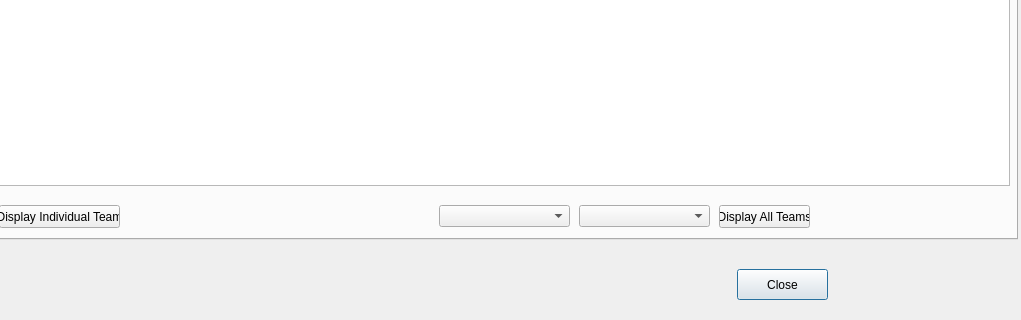
The window that cs1dBaseballProject/databaseViewer.ui (Shyormu/Runtime-Error) describes before a commit, drawn with Qt 5; both pictures show x 253 to 1274 and y 271 to 591 of the 1274 by 591 pixel window.
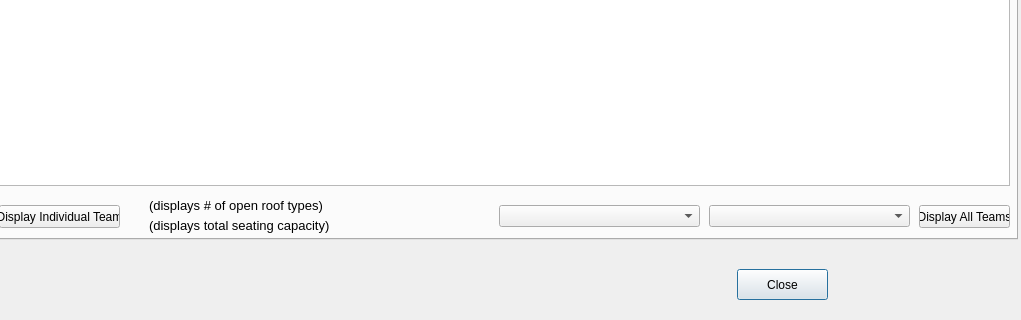
The same window after the commit.

Commit message: completed user stories 1-10

Patch:
```diff
--- a/cs1dBaseballProject/databaseViewer.ui
+++ b/cs1dBaseballProject/databaseViewer.ui
@@ -97,22 +97,28 @@
     <widget class="QComboBox" name="leagueSelectBox">
      <property name="geometry">
       <rect>
-       <x>690</x>
+       <x>750</x>
        <y>450</y>
-       <width>131</width>
+       <width>201</width>
        <height>22</height>
       </rect>
      </property>
+     <property name="editable">
+      <bool>false</bool>
+     </property>
+     <property name="currentText">
+      <string>Select a filter...</string>
+     </property>
      <property name="placeholderText">
-      <string>Select a league...</string>
+      <string>Select a filter...</string>
      </property>
     </widget>
     <widget class="QComboBox" name="sortSelectBox">
      <property name="geometry">
       <rect>
-       <x>830</x>
+       <x>960</x>
        <y>450</y>
-       <width>131</width>
+       <width>201</width>
        <height>22</height>
       </rect>
      </property>
@@ -126,7 +132,7 @@
     <widget class="QPushButton" name="displayAllButton">
      <property name="geometry">
       <rect>
-       <x>970</x>
+       <x>1170</x>
        <y>450</y>
        <width>91</width>
        <height>23</height>
@@ -146,6 +152,48 @@
       </rect>
      </property>
     </widget>
+    <widget class="QLabel" name="roofLabel">
+     <property name="geometry">
+      <rect>
+       <x>400</x>
+       <y>440</y>
+       <width>321</width>
+       <height>20</height>
+      </rect>
+     </property>
+     <property name="font">
+      <font>
+       <pointsize>10</pointsize>
+      </font>
+     </property>
+     <property name="text">
+      <string>(displays # of open roof types)</string>
+     </property>
+     <property name="alignment">
+      <set>Qt::AlignLeading|Qt::AlignLeft|Qt::AlignVCenter</set>
+     </property>
+    </widget>
+    <widget class="QLabel" name="seatingLabel">
+     <property name="geometry">
+      <rect>
+       <x>400</x>
+       <y>460</y>
+       <width>321</width>
+       <height>20</height>
+      </rect>
+     </property>
+     <property name="font">
+      <font>
+       <pointsize>10</pointsize>
+      </font>
+     </property>
+     <property name="text">
+      <string>(displays total seating capacity)</string>
+     </property>
+     <property name="alignment">
+      <set>Qt::AlignLeading|Qt::AlignLeft|Qt::AlignVCenter</set>
+     </property>
+    </widget>
    </widget>
    <widget class="QWidget" name="souvenirTab">
     <attribute name="title">
```
Left out of the diff: 2 changed lines with no effect on the pictures. The commit also changes 2 other files.
